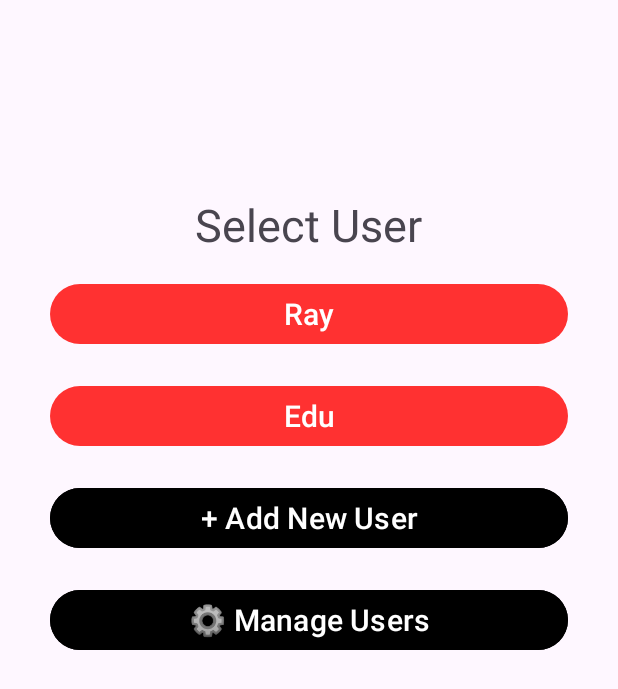
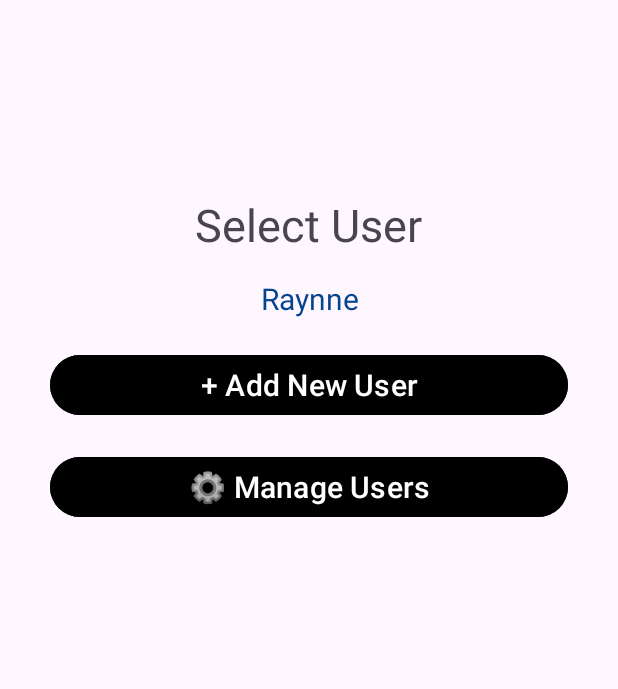
Before and after one commit to rayandradez/EmixerApp, an Android app: the screen it shows after launch (MainActivity), on a phone screen of 412 x 824 dp. Shown: the top 689 px of the screen. Run offline under Robolectric (Android 15) with nearby library versions, the phone set to English and light mode, and no system bars.

Commit message:
Implemeted the userList and the recycler view to users

```diff
--- a/app/build.gradle.kts
+++ b/app/build.gradle.kts
@@ -54,4 +54,5 @@ dependencies {
     implementation("androidx.navigation:navigation-fragment-ktx:$navVersion")
     implementation("androidx.navigation:navigation-ui-ktx:$navVersion")
     implementation("org.jetbrains.kotlinx:kotlinx-coroutines-core:1.7.3")
+    implementation("androidx.recyclerview:recyclerview:1.0.0")
 }
--- a/app/src/main/java/com/example/emixerapp/MainActivity.kt
+++ b/app/src/main/java/com/example/emixerapp/MainActivity.kt
@@ -12,19 +12,25 @@ import androidx.lifecycle.lifecycleScope
 import androidx.lifecycle.repeatOnLifecycle
 import androidx.navigation.NavController
 import androidx.navigation.findNavController
-import com.example.emixerapp.ui.components.MainViewModel
+import androidx.recyclerview.widget.RecyclerView
+import com.example.emixerapp.ui.components.adapters.UsersAdapter
+import com.example.emixerapp.ui.components.viewModels.MainViewModel
 import com.example.mvvmapp.R
+import com.example.mvvmapp.databinding.ActivityMainBinding
+import com.example.mvvmapp.databinding.FragmentUserPageBinding
 import kotlinx.coroutines.launch
 
 class MainActivity : AppCompatActivity() {
 
+    private lateinit var binding: ActivityMainBinding
     private lateinit var navController: NavController
 
     override fun onCreate(savedInstanceState: Bundle?) {
         super.onCreate(savedInstanceState)
         enableEdgeToEdge()
-        setContentView(R.layout.activity_main)
-        ViewCompat.setOnApplyWindowInsetsListener(findViewById(R.id.main)) { v, insets ->
+        binding = ActivityMainBinding.inflate(layoutInflater)
+        setContentView(binding.root)
+        ViewCompat.setOnApplyWindowInsetsListener(binding.main) { v, insets ->
             val systemBars = insets.getInsets(WindowInsetsCompat.Type.systemBars())
             v.setPadding(systemBars.left, systemBars.top, systemBars.right, systemBars.bottom)
             insets
@@ -37,13 +43,14 @@ class MainActivity : AppCompatActivity() {
                 viewModel.userState.collect { data ->
                     // TODO - Update UI elements
                     // TODO - binding.txt = data.user.name
-                    Log.e("MAIN_ACTIVITY", "TESTING VIEW MODEL: " + data )
+                    Log.e("MAIN_ACTIVITY", "TESTING VIEW MODEL: " + data)
                 }
             }
         }
     }
-        override fun onSupportNavigateUp(): Boolean {
-            navController = findNavController(R.id.navHostFragmentContainerView)
-            return navController.navigateUp() || super.onSupportNavigateUp()
-        }
+
+    override fun onSupportNavigateUp(): Boolean {
+        navController = findNavController(R.id.navHostFragmentContainerView)
+        return navController.navigateUp() || super.onSupportNavigateUp()
     }
+}
--- a/app/src/main/java/com/example/emixerapp/ui/components/MainViewModel.kt
+++ /dev/null
@@ -1,23 +0,0 @@
-package com.example.emixerapp.ui.components
-
-import androidx.lifecycle.ViewModel
-import com.example.emixerapp.data.model.UserModel
-import kotlinx.coroutines.flow.MutableStateFlow
-import kotlinx.coroutines.flow.asStateFlow
-import kotlinx.coroutines.flow.StateFlow
-
-// TODO - Explain the data Class
-data class DiceUiState(
-    val user: UserModel? = UserModel("Rayanne", "", 0, 0, 0),
-)
-
-// TODO - Explain the view model
-class MainViewModel: ViewModel() {
-
-    // TODO - Added comment about the StateFlow
-    private val _user = MutableStateFlow(DiceUiState())
-    val userState: StateFlow<DiceUiState> = _user.asStateFlow()
-
-    // TODO - Add functions update users data
-
-}
--- /dev/null
+++ b/app/src/main/java/com/example/emixerapp/ui/components/adapters/UsersAdapter.kt
@@ -0,0 +1,34 @@
+package com.example.emixerapp.ui.components.adapters
+
+import android.view.LayoutInflater
+import android.view.ViewGroup
+import androidx.recyclerview.widget.RecyclerView
+import com.example.emixerapp.data.model.UserModel
+import com.example.mvvmapp.databinding.AdapterUserBinding
+
+class UsersAdapter(private val dataSet: ArrayList<UserModel>) :
+    RecyclerView.Adapter<UsersAdapter.ViewHolder>() {
+    override fun onCreateViewHolder(viewGroup: ViewGroup, viewType: Int): ViewHolder {
+        val binding = AdapterUserBinding.inflate(
+            LayoutInflater.from(viewGroup.context),
+            viewGroup,
+            false
+        )
+        return ViewHolder(binding)
+    }
+    override fun onBindViewHolder(viewHolder: ViewHolder, position: Int) {
+        val currentItem = dataSet[position]
+
+        viewHolder.binding(currentItem.name)
+
+    }
+    override fun getItemCount() = dataSet.size
+
+    // ViewHolder class to hold the view binding
+    class ViewHolder(private val binding: AdapterUserBinding) :
+        RecyclerView.ViewHolder(binding.root) {
+        fun binding(user: String) {
+            binding.Userdata.text = user
+        }
+    }
+}
--- /dev/null
+++ b/app/src/main/java/com/example/emixerapp/ui/components/viewModels/MainViewModel.kt
@@ -0,0 +1,30 @@
+package com.example.emixerapp.ui.components.viewModels
+
+import androidx.lifecycle.ViewModel
+import com.example.emixerapp.data.model.UserModel
+import kotlinx.coroutines.flow.MutableStateFlow
+import kotlinx.coroutines.flow.asStateFlow
+import kotlinx.coroutines.flow.StateFlow
+
+// TODO - Explain the data Class
+data class MainUiState(
+    val user: UserModel = UserModel("Rayanne", "", 0, 0, 0),
+    val usersList: List<UserModel> = arrayListOf()
+)
+
+// TODO - Explain the view model
+class MainViewModel: ViewModel() {
+
+    // TODO - Added comment about the StateFlow
+    private val _user = MutableStateFlow(MainUiState())
+    val userState: StateFlow<MainUiState> = _user.asStateFlow()
+
+    private val _users_list = MutableStateFlow(MainUiState())
+    val userListState: StateFlow<MainUiState> = _users_list.asStateFlow()
+
+    // TODO - Add functions update users data
+    fun updateUsersList(usersList: List<UserModel>) {
+        _users_list.value = _users_list.value.copy(usersList = usersList)
+    }
+
+}
--- a/app/src/main/java/com/example/emixerapp/ui/screens/Welcome.kt
+++ b/app/src/main/java/com/example/emixerapp/ui/screens/Welcome.kt
@@ -6,12 +6,21 @@ import android.view.LayoutInflater
 import android.view.View
 import android.view.ViewGroup
 import androidx.navigation.findNavController
+import androidx.recyclerview.widget.RecyclerView
+import com.example.emixerapp.data.model.UserModel
+import com.example.emixerapp.ui.components.adapters.UsersAdapter
 import com.example.mvvmapp.R
 import com.example.mvvmapp.databinding.FragmentWelcomeBinding
+import androidx.recyclerview.widget.LinearLayoutManager
 
 class Welcome : Fragment() {
 
     private lateinit var binding: FragmentWelcomeBinding
+
+    lateinit var myRecyclerUser: RecyclerView
+    var userList = ArrayList<UserModel>()
+    lateinit var adapterUserList: UsersAdapter
+
 
     override fun onCreateView(
         inflater: LayoutInflater, container: ViewGroup?,
@@ -20,9 +29,17 @@ class Welcome : Fragment() {
         // Inflate the layout for this fragment
         binding = FragmentWelcomeBinding.inflate(inflater, container, false)
 
-        binding.User1.setOnClickListener {
-            it.findNavController().navigate(R.id.action_welcome_to_userPage)
-        }
+        myRecyclerUser = binding.recyclerViewUser
+        userList = ArrayList<UserModel>()
+        userList.add(UserModel("Raynne", "", 0, 0, 0))
+
+        adapterUserList = UsersAdapter(userList)
+
+        myRecyclerUser.adapter = adapterUserList
+        myRecyclerUser.layoutManager =
+            LinearLayoutManager(activity, LinearLayoutManager.HORIZONTAL, false)
+        myRecyclerUser.setHasFixedSize(true)
+
         binding.ManageUser.setOnClickListener {
             it.findNavController().navigate(R.id.action_welcome_to_manageUser)
         }
--- /dev/null
+++ b/app/src/main/res/layout/adapter_user.xml
@@ -0,0 +1,18 @@
+<?xml version="1.0" encoding="utf-8"?>
+<RelativeLayout xmlns:android="http://schemas.android.com/apk/res/android"
+    xmlns:tools="http://schemas.android.com/tools"
+    android:layout_width="match_parent"
+    android:layout_height="wrap_content"
+    tools:context="com.example.emixerapp.ui.screens.UserPage">
+
+    <TextView
+        android:id="@+id/Userdata"
+        android:layout_width="match_parent"
+        android:layout_height="wrap_content"
+        android:gravity="center_horizontal"
+        android:text=""
+        android:textSize="20sp"
+        android:textColor="#06448e"
+        />
+
+</RelativeLayout>
--- a/app/src/main/res/layout/fragment_welcome.xml
+++ b/app/src/main/res/layout/fragment_welcome.xml
@@ -19,24 +19,14 @@
             android:layout_height="wrap_content"
             android:layout_gravity="center"
             android:paddingBottom="15dp"
-            android:text="Select User"
+            android:text="@string/select_user"
             android:textSize="30sp" />
 
-        <Button
-            android:id="@+id/User1"
+        <androidx.recyclerview.widget.RecyclerView
+            android:id="@+id/recycler_view_user"
             android:layout_width="match_parent"
             android:layout_height="wrap_content"
             android:layout_gravity="center"
-            android:text="@string/user_1"
-            android:textSize="20sp" />
-
-        <Button
-            android:id="@+id/User2"
-            android:layout_width="match_parent"
-            android:layout_height="wrap_content"
-            android:layout_gravity="center"
-            android:layout_marginTop="20dp"
-            android:text="@string/user_2"
             android:textSize="20sp" />
 
         <Button
@@ -45,7 +35,7 @@
             android:layout_height="wrap_content"
             android:layout_gravity="center"
             android:layout_marginTop="20dp"
-            android:text="+ Add New User"
+            android:text="@string/add_new_user"
             android:backgroundTint="@color/black"
             android:textSize="20sp" />
 
@@ -55,7 +45,7 @@
             android:layout_height="wrap_content"
             android:layout_gravity="center"
             android:layout_marginTop="20dp"
-            android:text="⚙️ Manage Users"
+            android:text="@string/manage_users"
             android:backgroundTint="@color/black"
             android:textSize="20sp" />
 
--- a/app/src/main/res/values/strings.xml
+++ b/app/src/main/res/values/strings.xml
@@ -3,6 +3,9 @@
     <string name="hello_blank_fragment">Hello blank fragment</string>
     <string name="user_1">Ray</string>
     <string name="user_2">Edu</string>
+    <string name="select_user">Select User</string>
+    <string name="add_new_user">+ Add New User</string>
+    <string name="manage_users">⚙️ Manage Users</string>
 
 
 </resources>
```
